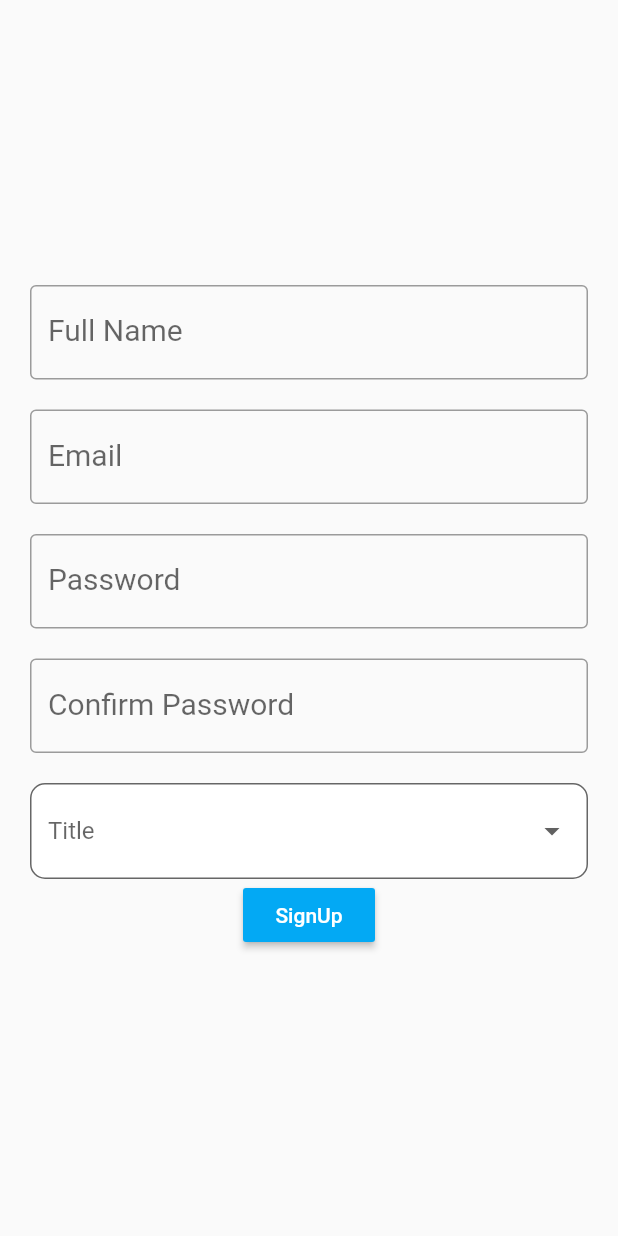
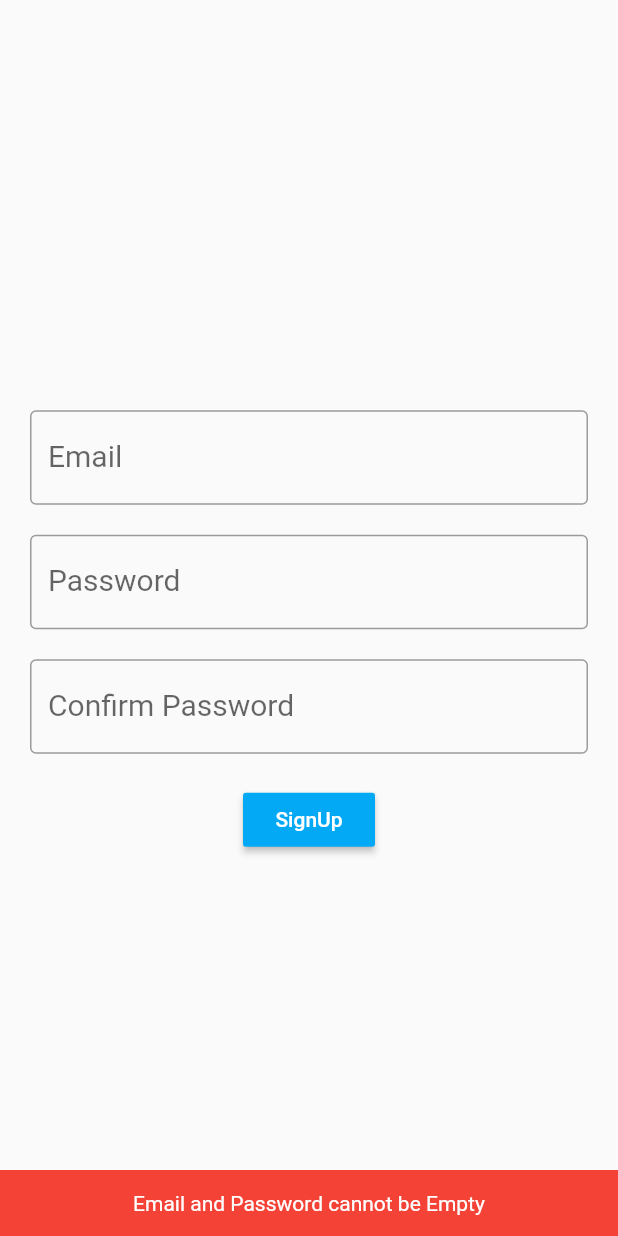
Before and after one commit to RakeshBhardwaj-coder/healingapp, a Flutter app: the SignUpPage screen opened directly, after a tap on "SignUp", on a phone screen of 412 x 824 dp. Run offline on Flutter 3.47's test engine with Material 2 defaults, Android fonts, the phone set to English and light mode, and no system bars; our stand-ins replace carousel_slider, cloud_firestore, device_info_plus, dropdown_button2, dropdown_search, file_picker and 12 more; missing offline and left inert: dart:ffi; accounts and stored records are empty; network calls fail; Roboto replaces fonts that are missing (Arial).

```diff
--- a/lib/model/userModel.dart
+++ b/lib/model/userModel.dart
@@ -1,25 +1,16 @@
-class User {
-  final String id;
-  final String fullName;
-  final String email;
-  final String userRole;
+import 'package:cloud_firestore/cloud_firestore.dart';
 
-  User(
-      {required this.id,
-      required this.fullName,
-      required this.email,
-      required this.userRole});
-  User.fromData(Map<String, dynamic> data)
-      : id = data['id'],
-        fullName = data['fullName'],
-        email = data['email'],
-        userRole = data['userRole'];
-  Map<String, dynamic> toJson() {
-    return {
-      'id': id,
-      'fullName': fullName,
-      'email': email,
-      'userRole': userRole,
-    };
+class UserDetails {
+  final String uid;
+  UserDetails({
+    required this.uid,
+  });
+
+  CollectionReference users = FirebaseFirestore.instance.collection('users');
+
+  Future updateUserData(String name, String email, String title) async {
+    return await users
+        .doc(uid)
+        .set({'name': name, 'email': email, 'title': title});
   }
 }
--- a/lib/userServices/loginPage.dart
+++ b/lib/userServices/loginPage.dart
@@ -35,7 +35,7 @@ class _LoginPage2State extends State<LoginPage2> {
                     alignment: Alignment.center,
                     padding: const EdgeInsets.all(10),
                     child: const Text(
-                      'TutorialKart',
+                      'HealingApp',
                       style: TextStyle(
                           color: Colors.blue,
                           fontWeight: FontWeight.w500,
@@ -125,6 +125,7 @@ class _LoginPage2State extends State<LoginPage2> {
                               MaterialPageRoute(
                                 builder: (context) => bottomNavigatorBar(),
                               ));
+
                           // }
                         } on FirebaseAuthException catch (e) {
                           if (e.code == 'user-not-found') {
@@ -152,7 +153,6 @@ class _LoginPage2State extends State<LoginPage2> {
 
                         print(emailController);
                         // if (formkey.currentState!.validate()) {
-                        //   // print("GnnnndTu");
                         //   setState(() {
                         //     existingEmail = emailController.text;
                         //     existingPassword = passwordController.text;
--- a/lib/userServices/signupPage.dart
+++ b/lib/userServices/signupPage.dart
@@ -1,5 +1,6 @@
 import 'package:firebase_auth/firebase_auth.dart';
 import 'package:flutter/material.dart';
+import 'package:healingapp/model/userModel.dart';
 import 'package:healingapp/pages/login_page.dart';
 import 'package:healingapp/services/authHelper.dart';
 import 'package:healingapp/widgets/bottomNavigatorBar.dart';
@@ -11,6 +12,8 @@ class SignUpPage extends StatefulWidget {
   @override
   State<SignUpPage> createState() => _SignUpPageState();
 }
+
+String? userName, userEmail, userTitle;
 
 class _SignUpPageState extends State<SignUpPage> {
   final _formKey = GlobalKey<FormState>();
@@ -27,15 +30,15 @@ class _SignUpPageState extends State<SignUpPage> {
   String? selectedValue;
   List<String> items = ['User', 'Doctor'];
 
-  @override
-  void dispose() {
-    // Clean up the controller when the widget is removed from the widget tree.
-    // This also removes the _printLatestValue listener.
-    emailController.dispose();
-    passwordController.dispose();
-    confirmPasswordController.dispose();
-    // super.dispose();
-  }
+  // @override
+  // void dispose() {
+  //   // Clean up the controller when the widget is removed from the widget tree.
+  //   // This also removes the _printLatestValue listener.
+  //   emailController.dispose();
+  //   passwordController.dispose();
+  //   confirmPasswordController.dispose();
+  //   // super.dispose();
+  // }
 
   clear() {
     nameController.clear();
@@ -80,21 +83,22 @@ class _SignUpPageState extends State<SignUpPage> {
               child: Column(
                 mainAxisAlignment: MainAxisAlignment.center,
                 children: [
-                  TextField(
-                      controller: nameController,
-                      decoration: InputDecoration(
-                        border: OutlineInputBorder(),
-                        labelText: 'Full Name',
-                      ),
-                      style: TextStyle(
-                        fontFamily: 'Arial',
-                        fontSize: 20.0,
-                      ),
-                      onChanged: (getEmail) {
-                        // print('$ttl');
-                        getEmail = emailController.text;
-                        print(getEmail);
-                      }),
+                  // TextField(
+                  //     controller: nameController,
+                  //     decoration: InputDecoration(
+                  //       border: OutlineInputBorder(),
+                  //       labelText: 'Full Name',
+                  //     ),
+                  //     style: TextStyle(
+                  //       fontFamily: 'Arial',
+                  //       fontSize: 20.0,
+                  //     ),
+                  //     onChanged: (getName) {
+                  //       // print('$ttl');
+                  //       getName = nameController.text;
+                  //       userName = nameController.text;
+                  //       // print(getEmail);
+                  //     }),
                   Padding(
                     padding: const EdgeInsets.fromLTRB(0, 20, 0, 20),
                     child: TextField(
@@ -113,6 +117,7 @@ class _SignUpPageState extends State<SignUpPage> {
                         onChanged: (getEmail) {
                           // print('$ttl');
                           getEmail = emailController.text;
+                          userEmail = emailController.text;
                           print(getEmail);
                         }),
                   ),
@@ -151,29 +156,31 @@ class _SignUpPageState extends State<SignUpPage> {
                         }),
                   ),
                   // DropdownButtonHideUnderline(
-                  DropdownButtonFormField(
-                    decoration: InputDecoration(
-                        focusColor: Colors.red,
-                        border: OutlineInputBorder(
-                          borderRadius: const BorderRadius.all(
-                            const Radius.circular(10.0),
-                          ),
-                        ),
-                        filled: true,
-                        hintStyle: TextStyle(color: Colors.grey[800]),
-                        hintText: "Title",
-                        fillColor: Color.fromARGB(255, 255, 255, 255)),
-                    value: selectedValue,
-                    onChanged: (value) {
-                      setState(() {
-                        value = selectedValue;
-                      });
-                    },
-                    items: items
-                        .map((title) => DropdownMenuItem(
-                            value: title, child: Text("$title")))
-                        .toList(),
-                  ),
+                  // DropdownButtonFormField(
+                  //   decoration: InputDecoration(
+                  //       focusColor: Colors.red,
+                  //       border: OutlineInputBorder(
+                  //         borderRadius: const BorderRadius.all(
+                  //           const Radius.circular(10.0),
+                  //         ),
+                  //       ),
+                  //       filled: true,
+                  //       hintStyle: TextStyle(color: Colors.grey[800]),
+                  //       hintText: "Title",
+                  //       fillColor: Color.fromARGB(255, 255, 255, 255)),
+                  //   // value: selectedValue,
+                  //   onChanged: (value) {
+                  //     setState(() {
+                  //       selectedValue = value.toString();
+                  //       userTitle = selectedValue;
+                  //       print(selectedValue);
+                  //     });
+                  //   },
+                  //   items: items
+                  //       .map((title) => DropdownMenuItem(
+                  //           value: title, child: Text("$title")))
+                  //       .toList(),
+                  // ),
                   // ),
                   MaterialButton(
                     color: Colors.lightBlue,
@@ -185,23 +192,53 @@ class _SignUpPageState extends State<SignUpPage> {
                     onPressed: () async {
                       if (emailController.text.isEmpty ||
                           passwordController.text.isEmpty) {
+                        const snackBar = SnackBar(
+                          content: Text("Email and Password cannot be Empty",
+                              textAlign: TextAlign.center),
+                          backgroundColor: Colors.red,
+                        );
+                        ScaffoldMessenger.of(context).showSnackBar(snackBar);
+
                         print("Email and Password cannot be Empty");
                         return;
                       }
                       if (confirmPasswordController.text.isEmpty ||
                           confirmPasswordController.text !=
                               passwordController.text) {
+                        const snackBar = SnackBar(
+                          content: Text("Confirm password does not match",
+                              textAlign: TextAlign.center),
+                          backgroundColor: Colors.red,
+                        );
+                        ScaffoldMessenger.of(context).showSnackBar(snackBar);
                         print("Confirm password does not match");
                         return;
                       }
                       try {
-                        final user = await AuthHelper.signupWithEmail(
-                            email: emailController.text,
-                            password: passwordController.text);
-                        if (user != null) {
+                        User? user = FirebaseAuth.instance.currentUser;
+
+                        final userAdded = await AuthHelper.signupWithEmail(
+                            email: emailController.text.trim(),
+                            password: passwordController.text.trim());
+
+                        if (userAdded != null) {
+                          const snackBar = SnackBar(
+                            content: Text(
+                              "SignUp Successfully",
+                              textAlign: TextAlign.center,
+                            ),
+                            backgroundColor: Colors.lightBlue,
+                          );
+                          ScaffoldMessenger.of(context).showSnackBar(snackBar);
                           print("SignUp Successfully");
                         }
                       } catch (e) {
+                        ScaffoldMessenger.of(context).showSnackBar(SnackBar(
+                            backgroundColor: Colors.red,
+                            content: Text(
+                              e.toString(),
+                              textAlign: TextAlign.center,
+                            )));
                         print(e);
                       }
 
```
Also changed, not shown: lib/main.dart (+51 -32 lines), lib/services/authHelper.dart (+9 -2 lines), lib/userServices/verifyEmailPage.dart (added, +62 -0 lines).
